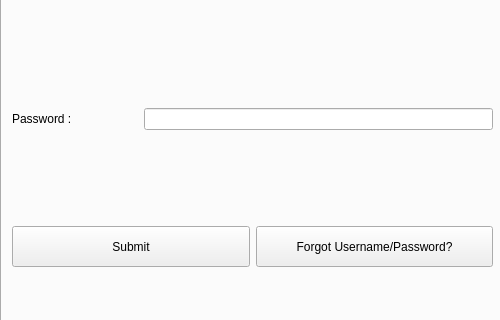
This is UI/Login_Screen.ui in 1412kauti/ProjectHurricane as Qt 5 draws it before an edit; both pictures show x 0 to 500 and y 180 to 500 of the 500 by 500 pixel window. The edited form follows.
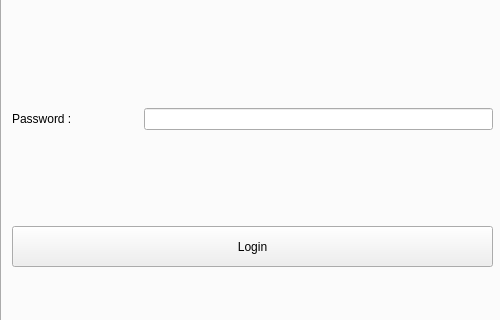
This is the edited form.

```diff
--- a/UI/Login_Screen.ui
+++ b/UI/Login_Screen.ui
@@ -117,20 +117,7 @@
          </sizepolicy>
         </property>
         <property name="text">
-         <string>Submit</string>
-        </property>
-       </widget>
-      </item>
-      <item>
-       <widget class="QPushButton" name="user_ForgotPass">
-        <property name="sizePolicy">
-         <sizepolicy hsizetype="Minimum" vsizetype="Preferred">
-          <horstretch>0</horstretch>
-          <verstretch>0</verstretch>
-         </sizepolicy>
-        </property>
-        <property name="text">
-         <string>Forgot Username/Password?</string>
+         <string>Login</string>
         </property>
        </widget>
       </item>
```
Left out of the diff: 15 changed lines with no effect on the pictures.
